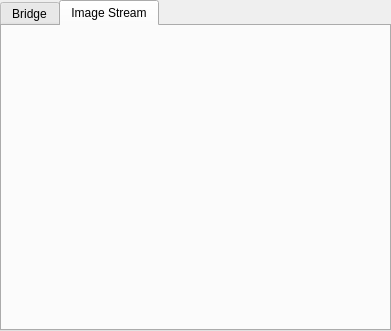
Qt form ui/stream/streamwindow.ui (T-PLAY/hub) before a commit.
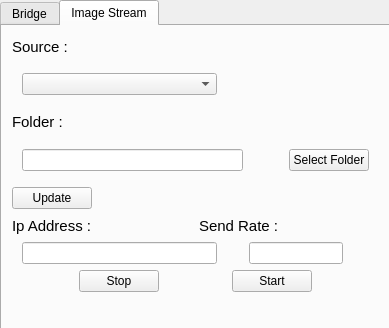
The same form after that commit.

Diff of the .ui file:
```diff
--- a/ui/stream/streamwindow.ui
+++ b/ui/stream/streamwindow.ui
@@ -6,8 +6,8 @@
    <rect>
     <x>0</x>
     <y>0</y>
-    <width>391</width>
-    <height>331</height>
+    <width>389</width>
+    <height>328</height>
    </rect>
   </property>
   <property name="sizePolicy">
@@ -529,6 +529,340 @@
      <attribute name="title">
       <string>Image Stream</string>
      </attribute>
+     <layout class="QVBoxLayout" name="verticalLayout">
+      <property name="leftMargin">
+       <number>10</number>
+      </property>
+      <property name="topMargin">
+       <number>10</number>
+      </property>
+      <property name="rightMargin">
+       <number>10</number>
+      </property>
+      <property name="bottomMargin">
+       <number>10</number>
+      </property>
+      <item>
+       <widget class="QLabel" name="label_3">
+        <property name="font">
+         <font>
+          <pointsize>11</pointsize>
+         </font>
+        </property>
+        <property name="text">
+         <string>Source :</string>
+        </property>
+       </widget>
+      </item>
+      <item>
+       <layout class="QHBoxLayout" name="horizontalLayout_5">
+        <property name="leftMargin">
+         <number>10</number>
+        </property>
+        <property name="topMargin">
+         <number>10</number>
+        </property>
+        <property name="rightMargin">
+         <number>10</number>
+        </property>
+        <property name="bottomMargin">
+         <number>10</number>
+        </property>
+        <item>
+         <widget class="QComboBox" name="_sourceCombo">
+          <property name="sizePolicy">
+           <sizepolicy hsizetype="Minimum" vsizetype="Fixed">
+            <horstretch>0</horstretch>
+            <verstretch>0</verstretch>
+           </sizepolicy>
+          </property>
+          <property name="minimumSize">
+           <size>
+            <width>195</width>
+            <height>0</height>
+           </size>
+          </property>
+          <property name="currentText">
+           <string/>
+          </property>
+         </widget>
+        </item>
+        <item>
+         <spacer name="horizontalSpacer_8">
+          <property name="orientation">
+           <enum>Qt::Horizontal</enum>
+          </property>
+          <property name="sizeHint" stdset="0">
+           <size>
+            <width>40</width>
+            <height>20</height>
+           </size>
+          </property>
+         </spacer>
+        </item>
+       </layout>
+      </item>
+      <item>
+       <widget class="QLabel" name="_folderLabel">
+        <property name="font">
+         <font>
+          <pointsize>11</pointsize>
+         </font>
+        </property>
+        <property name="text">
+         <string>Folder : </string>
+        </property>
+       </widget>
+      </item>
+      <item>
+       <layout class="QHBoxLayout" name="horizontalLayout">
+        <property name="leftMargin">
+         <number>10</number>
+        </property>
+        <property name="topMargin">
+         <number>10</number>
+        </property>
+        <property name="rightMargin">
+         <number>10</number>
+        </property>
+        <property name="bottomMargin">
+         <number>10</number>
+        </property>
+        <item>
+         <widget class="QLineEdit" name="_folderName"/>
+        </item>
+        <item>
+         <spacer name="horizontalSpacer_3">
+          <property name="orientation">
+           <enum>Qt::Horizontal</enum>
+          </property>
+          <property name="sizeType">
+           <enum>QSizePolicy::Minimum</enum>
+          </property>
+          <property name="sizeHint" stdset="0">
+           <size>
+            <width>40</width>
+            <height>20</height>
+           </size>
+          </property>
+         </spacer>
+        </item>
+        <item>
+         <widget class="QPushButton" name="_selectFolder">
+          <property name="sizePolicy">
+           <sizepolicy hsizetype="Minimum" vsizetype="Fixed">
+            <horstretch>0</horstretch>
+            <verstretch>0</verstretch>
+           </sizepolicy>
+          </property>
+          <property name="text">
+           <string>Select Folder</string>
+          </property>
+         </widget>
+        </item>
+       </layout>
+      </item>
+      <item>
+       <layout class="QHBoxLayout" name="horizontalLayout_6">
+        <item>
+         <widget class="QPushButton" name="_updateStream">
+          <property name="text">
+           <string>Update</string>
+          </property>
+         </widget>
+        </item>
+        <item>
+         <spacer name="horizontalSpacer_10">
+          <property name="orientation">
+           <enum>Qt::Horizontal</enum>
+          </property>
+          <property name="sizeHint" stdset="0">
+           <size>
+            <width>40</width>
+            <height>20</height>
+           </size>
+          </property>
+         </spacer>
+        </item>
+       </layout>
+      </item>
+      <item>
+       <layout class="QHBoxLayout" name="horizontalLayout_4">
+        <item>
+         <widget class="QLabel" name="label">
+          <property name="font">
+           <font>
+            <pointsize>11</pointsize>
+           </font>
+          </property>
+          <property name="text">
+           <string>Ip Address :</string>
+          </property>
+         </widget>
+        </item>
+        <item>
+         <spacer name="horizontalSpacer_6">
+          <property name="orientation">
+           <enum>Qt::Horizontal</enum>
+          </property>
+          <property name="sizeHint" stdset="0">
+           <size>
+            <width>40</width>
+            <height>20</height>
+           </size>
+          </property>
+         </spacer>
+        </item>
+        <item>
+         <widget class="QLabel" name="label_4">
+          <property name="font">
+           <font>
+            <pointsize>11</pointsize>
+           </font>
+          </property>
+          <property name="text">
+           <string>Send Rate :</string>
+          </property>
+         </widget>
+        </item>
+        <item>
+         <spacer name="horizontalSpacer_9">
+          <property name="orientation">
+           <enum>Qt::Horizontal</enum>
+          </property>
+          <property name="sizeHint" stdset="0">
+           <size>
+            <width>40</width>
+            <height>20</height>
+           </size>
+          </property>
+         </spacer>
+        </item>
+       </layout>
+      </item>
+      <item>
+       <layout class="QHBoxLayout" name="horizontalLayout_3">
+        <property name="leftMargin">
+         <number>10</number>
+        </property>
+        <property name="rightMargin">
+         <number>10</number>
+        </property>
+        <item>
+         <widget class="QLineEdit" name="_ipAddress">
+          <property name="sizePolicy">
+           <sizepolicy hsizetype="Fixed" vsizetype="Fixed">
+            <horstretch>0</horstretch>
+            <verstretch>0</verstretch>
+           </sizepolicy>
+          </property>
+          <property name="minimumSize">
+           <size>
+            <width>195</width>
+            <height>0</height>
+           </size>
+          </property>
+         </widget>
+        </item>
+        <item>
+         <spacer name="horizontalSpacer_5">
+          <property name="orientation">
+           <enum>Qt::Horizontal</enum>
+          </property>
+          <property name="sizeHint" stdset="0">
+           <size>
+            <width>40</width>
+            <height>20</height>
+           </size>
+          </property>
+         </spacer>
+        </item>
+        <item>
+         <widget class="QLineEdit" name="_sendRateEdit"/>
+        </item>
+        <item>
+         <spacer name="horizontalSpacer_4">
+          <property name="orientation">
+           <enum>Qt::Horizontal</enum>
+          </property>
+          <property name="sizeHint" stdset="0">
+           <size>
+            <width>40</width>
+            <height>20</height>
+           </size>
+          </property>
+         </spacer>
+        </item>
+       </layout>
+      </item>
+      <item>
+       <layout class="QHBoxLayout" name="horizontalLayout_2">
+        <item>
+         <spacer name="horizontalSpacer">
+          <property name="orientation">
+           <enum>Qt::Horizontal</enum>
+          </property>
+          <property name="sizeHint" stdset="0">
+           <size>
+            <width>40</width>
+            <height>20</height>
+           </size>
+          </property>
+         </spacer>
+        </item>
+        <item>
+         <widget class="QPushButton" name="_streamStop">
+          <property name="text">
+           <string>Stop</string>
+          </property>
+         </widget>
+        </item>
+        <item>
+         <spacer name="horizontalSpacer_2">
+          <property name="orientation">
+           <enum>Qt::Horizontal</enum>
+          </property>
+          <property name="sizeHint" stdset="0">
+           <size>
+            <width>40</width>
+            <height>20</height>
+           </size>
+          </property>
+         </spacer>
+        </item>
+        <item>
+         <widget class="QPushButton" name="_streamStart">
+          <property name="text">
+           <string>Start</string>
+          </property>
+         </widget>
+        </item>
+        <item>
+         <spacer name="horizontalSpacer_7">
+          <property name="orientation">
+           <enum>Qt::Horizontal</enum>
+          </property>
+          <property name="sizeHint" stdset="0">
+           <size>
+            <width>40</width>
+            <height>20</height>
+           </size>
+          </property>
+         </spacer>
+        </item>
+       </layout>
+      </item>
+      <item>
+       <widget class="QLabel" name="_label">
+        <property name="text">
+         <string/>
+        </property>
+        <property name="alignment">
+         <set>Qt::AlignCenter</set>
+        </property>
+       </widget>
+      </item>
+     </layout>
     </widget>
    </widget>
   </widget>
```
